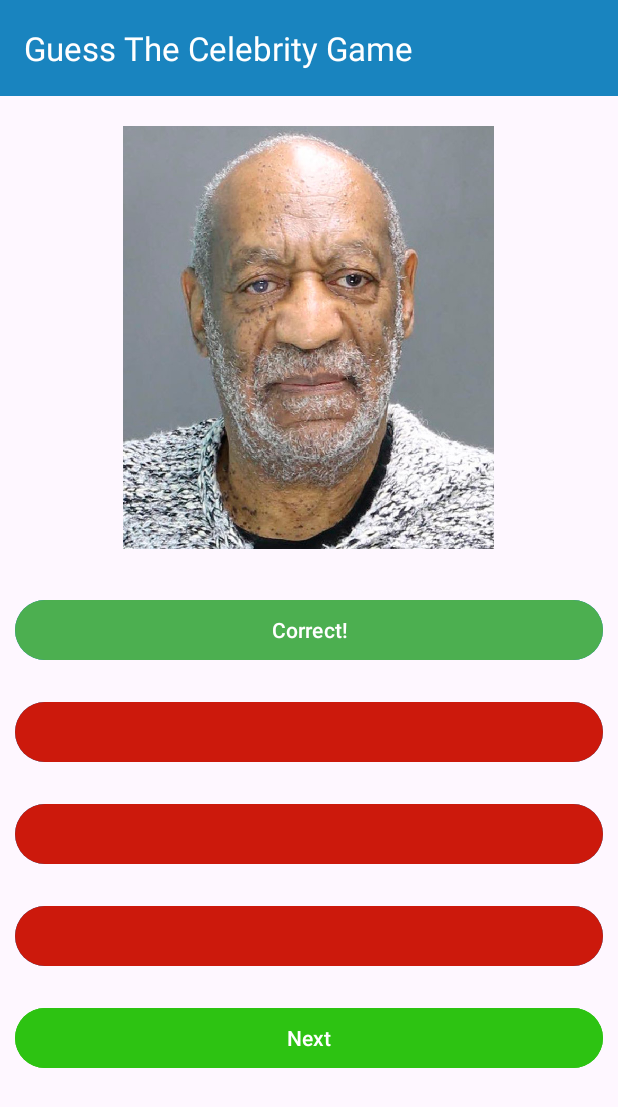
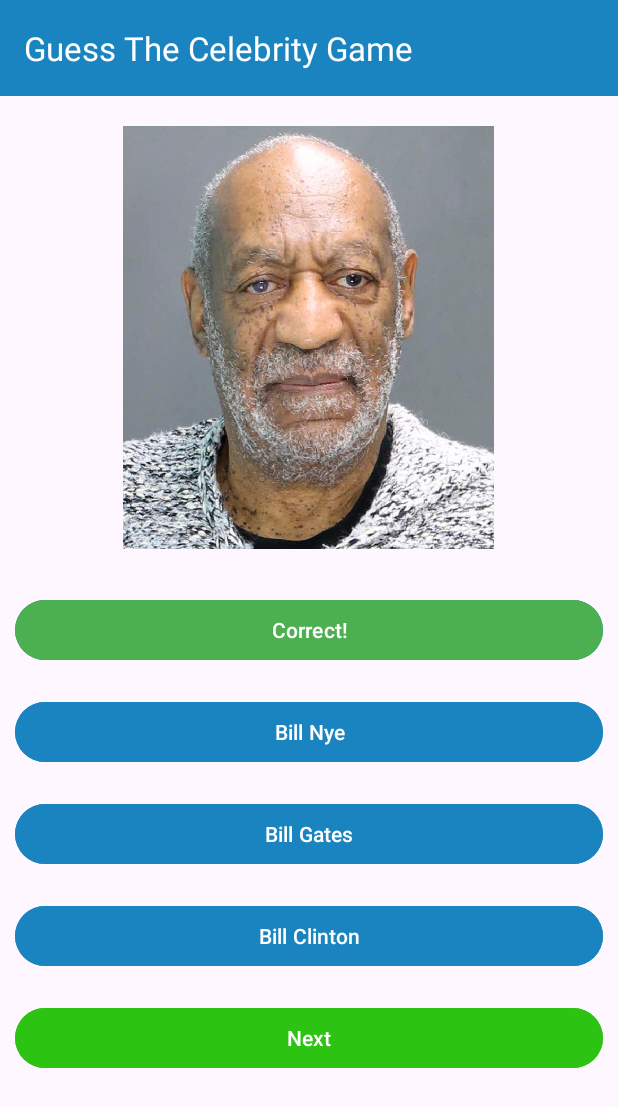
Before and after one commit to Pmacdon15/Guess-The-Celebrity-Game, an Android app: the GameActivity screen opened directly, with no data from a screen before it, after a tap on "Bill Cosby", on a phone screen of 412 x 824 dp. Shown: the top 1107 px of the screen. Run offline under Robolectric (Android 15) with nearby library versions, the phone set to English and light mode, and no system bars.

Commit message:
game works well still need to randomise answers

```diff
--- a/app/src/main/java/com/example/assignment_2_project/GameActivity.java
+++ b/app/src/main/java/com/example/assignment_2_project/GameActivity.java
@@ -16,6 +16,7 @@ public class GameActivity extends AppCompatActivity {
     private Button buttonAnswer3;
     private Button buttonAnswer4;
     private Button buttonNext;
+    private Button[] buttons;
     private final String[] correctGuesses = {"Bill Cosby", "Mike Tyson", "Kid Rock", "Robert Downey Jr.","Charlie Sheen"};
     private final int[] resourceFiles = {R.drawable.cosby, R.drawable.tyson, R.drawable.kidrock, R.drawable.rdj, R.drawable.charliesheen};
 
@@ -41,6 +42,9 @@ public class GameActivity extends AppCompatActivity {
         buttonAnswer4 = findViewById(R.id.button_Answer4);
         buttonNext = findViewById(R.id.button_Next);
 
+        // Initialize the buttons array after setContentView()
+        buttons = new Button[]{buttonAnswer1, buttonAnswer2, buttonAnswer3, buttonAnswer4};
+
         setupButtons(0);
 
         int[] round = {0}; // Initialize with an array containing a single element
@@ -49,13 +53,12 @@ public class GameActivity extends AppCompatActivity {
             round[0]++;
             setupButtons(round[0]);
         });
-
     }
 
 
     private void setupButtons(int round) {
 
-        if (round == 5) {
+        if (round == 4) {
             buttonNext.setText(R.string.finish);
         }
 
@@ -70,17 +73,20 @@ public class GameActivity extends AppCompatActivity {
         buttonAnswer3.setBackgroundColor(getResources().getColor(R.color.blue, null));
         buttonAnswer4.setBackgroundColor(getResources().getColor(R.color.blue, null));
 
-
-        buttonAnswer1.setOnClickListener(view -> {
-            buttonAnswer1.setText(R.string.correct);
-            buttonAnswer2.setText("");
-            buttonAnswer3.setText("");
-            buttonAnswer4.setText("");
-            buttonAnswer1.setBackgroundColor(getResources().getColor(R.color.green, null));
-            buttonAnswer2.setBackgroundColor(getResources().getColor(R.color.red, null));
-            buttonAnswer3.setBackgroundColor(getResources().getColor(R.color.red, null));
-            buttonAnswer4.setBackgroundColor(getResources().getColor(R.color.red, null));
-        });
+        // Set up click listeners for each button
+        for (Button button : buttons) {
+            button.setOnClickListener(view -> {
+                if (button.getText().toString().equals(correctGuesses[round])) {
+                    // This is the correct answer
+                    button.setBackgroundColor(getResources().getColor(R.color.green, null));
+                    button.setText(R.string.correct);
+                } else {
+                    // This is not the correct answer
+                    button.setBackgroundColor(getResources().getColor(R.color.red, null));
+                    button.setText(R.string.incorrect);
+                }
+            });
+        }
 
     }
 
--- a/app/src/main/res/values/strings.xml
+++ b/app/src/main/res/values/strings.xml
@@ -7,4 +7,5 @@
     <string name="cosby">Bill Cosby</string>
     <string name="correct">Correct!</string>
     <string name="finish">Finish The Game</string>
+    <string name="incorrect">Incorrect</string>
 </resources>
```
